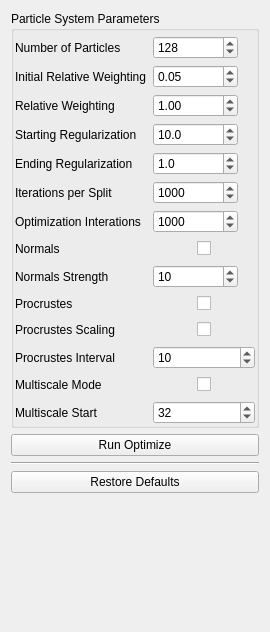
Old version of the form Studio/src/Application/Optimize/OptimizeTool.ui in the repository SCIInstitute/ShapeWorks.
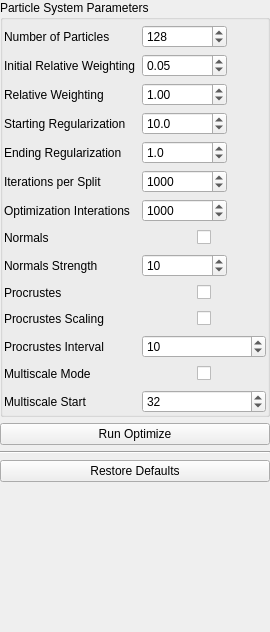
New version of the form.

Commit message: Adjusting margins

What changed in the file:
```diff
--- a/Studio/src/Application/Optimize/OptimizeTool.ui
+++ b/Studio/src/Application/Optimize/OptimizeTool.ui
@@ -29,6 +29,18 @@
 </string>
   </property>
   <layout class="QVBoxLayout" name="verticalLayout">
+   <property name="leftMargin">
+    <number>0</number>
+   </property>
+   <property name="topMargin">
+    <number>0</number>
+   </property>
+   <property name="rightMargin">
+    <number>0</number>
+   </property>
+   <property name="bottomMargin">
+    <number>0</number>
+   </property>
    <item>
     <widget class="QGroupBox" name="groupBox_2">
      <property name="title">
```
